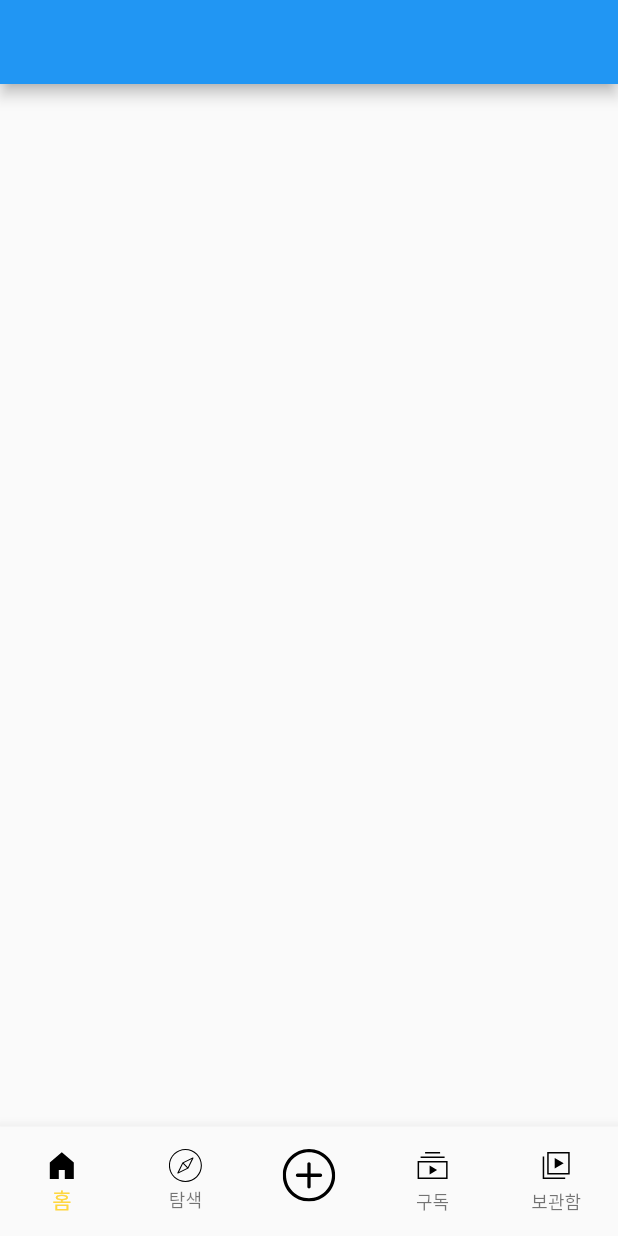
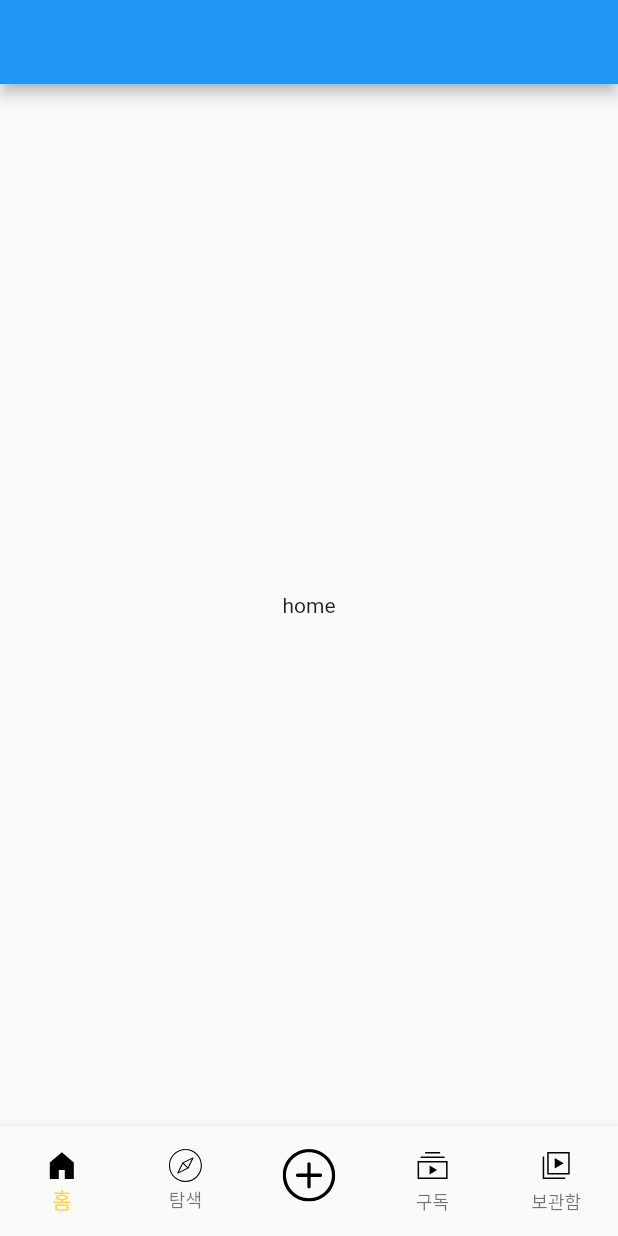
Before and after one commit to jjhkie/youtubeclone, a Flutter app: the screen it shows after launch, on a phone screen of 412 x 824 dp. Run offline on Flutter 3.47's test engine with Material 2 defaults, Android fonts, the phone set to English and light mode, and no system bars; our stand-ins replace flutter_svg, get.

```diff
--- /dev/null
+++ b/lib/pages/home.dart
@@ -0,0 +1,10 @@
+import 'package:flutter/material.dart';
+
+class Home extends StatelessWidget {
+  const Home({Key? key}) : super(key: key);
+
+  @override
+  Widget build(BuildContext context) {
+    return Scaffold(appBar: AppBar(), body: Center(child: Text("home")));
+  }
+}
--- a/lib/src/app.dart
+++ b/lib/src/app.dart
@@ -2,6 +2,10 @@ import 'package:flutter/material.dart';
 import 'package:flutter_svg/svg.dart';
 import 'package:get/get_state_manager/get_state_manager.dart';
 import 'package:youtubeclone/controller/app_controller.dart';
+import 'package:youtubeclone/pages/explore.dart';
+import 'package:youtubeclone/pages/home.dart';
+import 'package:youtubeclone/pages/library.dart';
+import 'package:youtubeclone/pages/subscribe.dart';
 
 class App extends GetView<AppController> {
   const App({Key? key}) : super(key: key);
@@ -9,7 +13,21 @@ class App extends GetView<AppController> {
   @override
   Widget build(BuildContext context) {
     return Scaffold(
-      appBar: AppBar(),
+      body:Obx((){
+        switch(RouteName.values[controller.currentIndex.value]){
+          case RouteName.Home:
+            return Home();
+          case RouteName.Explore:
+            return Explore();
+          case RouteName.Add:
+            break;
+          case RouteName.Subs:
+            return Subscribe();
+          case RouteName.Library:
+            return Library();
+        }
+        return Container();
+      }),
       bottomNavigationBar: Obx(() =>BottomNavigationBar(
         type: BottomNavigationBarType.fixed,
         selectedItemColor: Colors.amberAccent,
```
Also changed, not shown: lib/components/youtube_bottom_sheet.dart (added, +78 -0 lines), lib/controller/app_controller.dart (+13 -3 lines), lib/pages/explore.dart (added, +12 -0 lines), lib/pages/library.dart (added, +12 -0 lines), lib/pages/subscribe.dart (added, +12 -0 lines), 1 other file.
